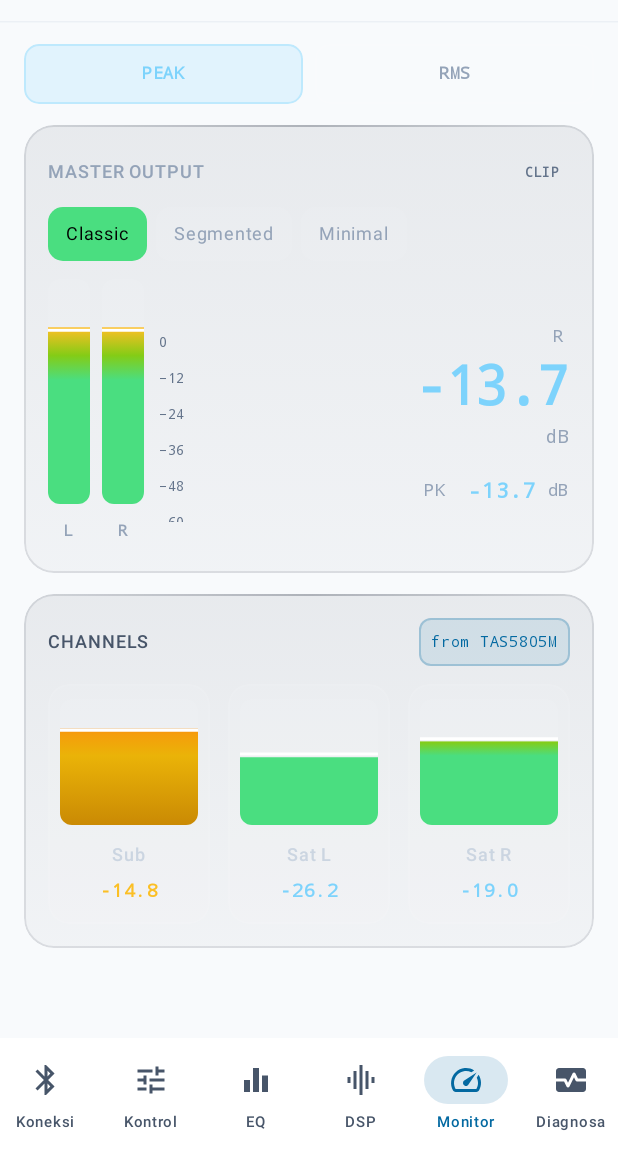
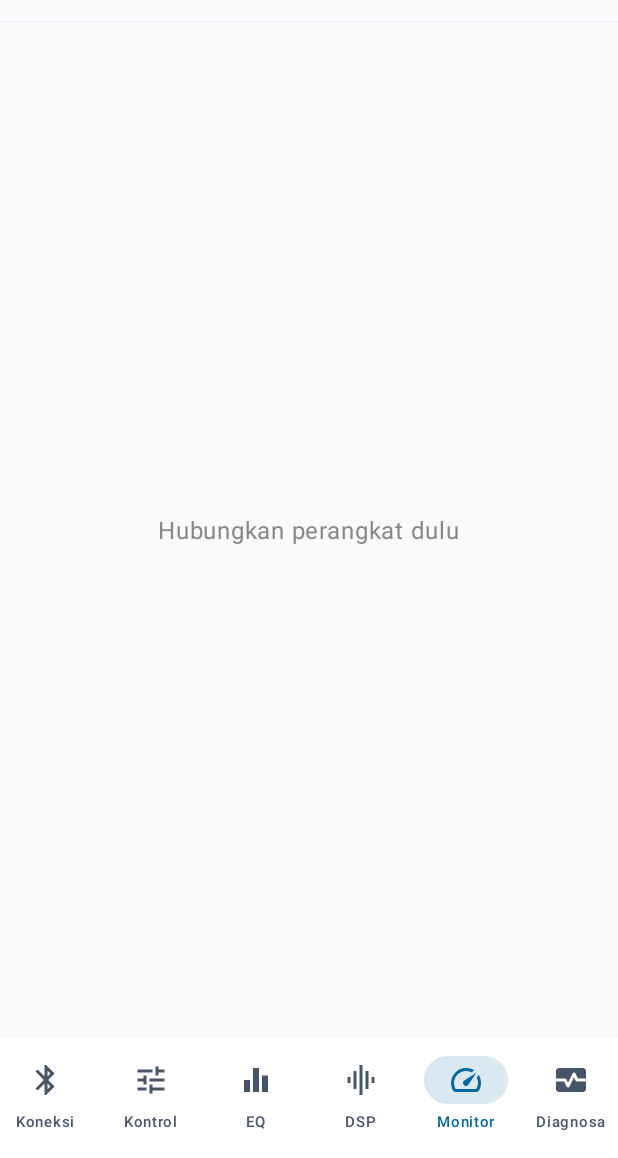
Before and after one commit to mikimathers51-web/BGAP-SPEAKER-ANDROID, an Android app built with Jetpack Compose: the screen it shows after launch (MainActivity), item 5 of the bottom bar chosen, on a phone screen of 412 x 824 dp, the part 78-1236 px from its top. Run offline under Robolectric (Android 15) with nearby library versions, the phone set to English and light mode, and no system bars.

Commit message:
Add files via upload

```diff
--- a/app/src/main/java/com/tas5805m/ctrl/ui/screens/DiagScreen.kt
+++ b/app/src/main/java/com/tas5805m/ctrl/ui/screens/DiagScreen.kt
@@ -299,7 +299,6 @@ fun DiagScreen(vm: AppViewModel, modifier: Modifier = Modifier) {
 
         item(key = "faults") { FaultCard(state) }
 
-        item(key = "ota") { OtaCard(spp, state.connected) }
         item(key = "history") { histCard() }
 
         item(key = "chip") { RawCard("Chip & konfigurasi", state, listOf("VER", "INFO", "CLIP", "MOD", "DAC", "DAC2", "EQP", "EQP2")) }
--- a/app/src/main/java/com/tas5805m/ctrl/ui/screens/MonitorScreen.kt
+++ b/app/src/main/java/com/tas5805m/ctrl/ui/screens/MonitorScreen.kt
@@ -24,17 +24,26 @@ import androidx.compose.ui.text.font.FontWeight
 import androidx.compose.ui.text.style.TextAlign
 import androidx.compose.ui.unit.dp
 import androidx.compose.ui.unit.sp
+import androidx.lifecycle.compose.collectAsStateWithLifecycle
 import com.tas5805m.ctrl.data.AppViewModel
+import com.tas5805m.ctrl.data.MeterChannel
+import com.tas5805m.ctrl.data.MeterSnapshot
+import com.tas5805m.ctrl.data.MonitorChannel
+import com.tas5805m.ctrl.data.MonitorLayout
 import com.tas5805m.ctrl.ui.components.CardTitle
 import com.tas5805m.ctrl.ui.components.GlassBadge
 import com.tas5805m.ctrl.ui.components.GlassCard
+import com.tas5805m.ctrl.ui.components.PollWhileStarted
 import com.tas5805m.ctrl.ui.theme.*
 import kotlinx.coroutines.delay
-import kotlin.math.sin
+
+/** Jeda antar poll: ±3×/dtk, sesuai asumsi [MeterChannel] (firmware `wlvl` aman ±6×/dtk). */
+private const val TICK_MS = 300L
 
 /**
- * Monitor screen — level meter real-time (PEAK / RMS).
- * Visual diselaraskan dengan prototipe HTML (glass card, badge, meter gradient, readout besar).
+ * Monitor — level meter dari data ASLI firmware: `lvl` (chip 1), `lvl2` (chip 2), `wlvl` (sub nirkabel).
+ * Pemetaan kanal per mode ada di [MonitorLayout]. Poll hanya jalan saat layar terlihat ([PollWhileStarted]).
+ * Mode "AVG" = rata-rata daya atas ±24 sampel terakhir (firmware hanya mengirim level cuplikan, bukan RMS gelombang).
  */
 @Composable
 fun MonitorScreen(
@@ -42,52 +51,59 @@ fun MonitorScreen(
     modifier: Modifier = Modifier
 ) {
     val scroll = rememberScrollState()
-    val meterCtx = androidx.compose.ui.platform.LocalContext.current
-    val meterPrefs = remember { meterCtx.getSharedPreferences("bgap_ui", android.content.Context.MODE_PRIVATE) }
-    LaunchedEffect(Unit) { meterStyle = meterPrefs.getInt("meter_style", 0).coerceIn(0, 2) }
+    val state by vm.state.collectAsStateWithLifecycle()
 
-    var masterL by remember { mutableStateOf(-60f) }
-    var masterR by remember { mutableStateOf(-60f) }
-    var masterLPeak by remember { mutableStateOf(-60f) }
-    var masterRPeak by remember { mutableStateOf(-60f) }
-    var subLvl by remember { mutableStateOf(-60f) }
-    var satLLvl by remember { mutableStateOf(-60f) }
-    var satRLvl by remember { mutableStateOf(-60f) }
-    var subPeak by remember { mutableStateOf(-60f) }
-    var satLPeak by remember { mutableStateOf(-60f) }
-    var satRPeak by remember { mutableStateOf(-60f) }
+    // Pilihan meter disimpan di DataStore (bertahan setelah app ditutup). Kunci `meterRms` = mode AVG.
+    val settings by vm.settings.collectAsStateWithLifecycle()
+    val isAvg = settings.meterRms
+    val meterStyle = settings.meterStyle
 
-    var isRms by remember { mutableStateOf(false) }
+    val meters = remember { mutableMapOf<String, MeterChannel>() }
+    var snaps by remember { mutableStateOf<Map<String, MeterSnapshot>>(emptyMap()) }
 
-    LaunchedEffect(Unit) {
-        val start = System.currentTimeMillis()
+    // Ganti mode = pemetaan kanal berubah → buang riwayat lama.
+    LaunchedEffect(state.mode) { meters.clear(); snaps = emptyMap() }
+
+    PollWhileStarted {
+        var n = 0
         while (true) {
-            val t = (System.currentTimeMillis() - start) / 1000f
-            val subT  = signal(t, -18f, 0f, 1.7f) + sin(t * 0.4f) * 3f
-            val satLT = signal(t, -22f, 1.1f, 2.1f)
-            val satRT = signal(t, -22f, 2.3f, 1.9f)
-            val mLT = maxOf(subT, satLT) + 1.5f
-            val mRT = maxOf(subT, satRT) + 1.5f
-
-            val att = if (isRms) 0.15f else 0.40f
-            val rel = if (isRms) 0.08f else 0.15f
-            val off = if (isRms) -3f else 0f
-
-            masterL = lerpMeter(masterL, mLT + off, att, rel)
-            masterR = lerpMeter(masterR, mRT + off, att, rel)
-            subLvl  = lerpMeter(subLvl,  subT + off, 0.30f, 0.12f)
-            satLLvl = lerpMeter(satLLvl, satLT + off, att, rel)
-            satRLvl = lerpMeter(satRLvl, satRT + off, att, rel)
-
-            masterLPeak = updatePeak(masterLPeak, masterL)
-            masterRPeak = updatePeak(masterRPeak, masterR)
-            subPeak     = updatePeak(subPeak, subLvl)
-            satLPeak    = updatePeak(satLPeak, satLLvl)
-            satRPeak    = updatePeak(satRPeak, satRLvl)
-
-            delay(33)
+            val st = vm.state.value
+            if (!st.connected) { delay(TICK_MS); continue }
+            if (st.hasLvl) vm.spp.requestLvl()
+            if (st.hasLvl2 && MonitorLayout.needsLvl2(st.mode)) vm.spp.requestLvl2()
+            if (st.isWireless && st.hasWlvl) {
+                // WLVL hanya mengisi peer yang sudah dikenal dari `status` (baris WSUBS) → status tiap ±1,5 dtk.
+                if (n % 5 == 0) vm.spp.requestStatus()
+                if (st.peerDetails.isNotEmpty()) vm.spp.requestWlvl()
+            }
+            delay(TICK_MS)   // beri waktu balasan tiba sebelum sampel diambil
+            val cur = vm.state.value
+            val now = System.currentTimeMillis()
+            val (a, b) = MonitorLayout.main(cur.mode)
+            for (ch in listOf(a, b) + MonitorLayout.extra(cur)) {
+                val v = MonitorLayout.read(cur, ch.id)
+                if (v == null) meters.remove(ch.id)          // n/a (slave offline / WLVL na)
+                else meters.getOrPut(ch.id) { MeterChannel() }.push(v, now)
+            }
+            snaps = meters.mapValues { it.value.snapshot() }
+            n++
         }
     }
+
+    if (!state.connected) {
+        Box(modifier.fillMaxSize(), contentAlignment = Alignment.Center) {
+            Text("Hubungkan perangkat dulu", color = Color.Gray)
+        }
+        return
+    }
+
+    val (chA, chB) = MonitorLayout.main(state.mode)
+    val extra = MonitorLayout.extra(state)
+    val sA = snaps[chA.id]; val sB = snaps[chB.id]
+    val lA = sA.levelDb(isAvg); val lB = sB.levelDb(isAvg)
+    val pA = sA.peakDb(); val pB = sB.peakDb()
+    val sesMax = maxOf(sA?.sessionMax ?: MeterChannel.FLOOR, sB?.sessionMax ?: MeterChannel.FLOOR) / 10f
+    val clip = maxOf(pA, pB) >= -1f
 
     Column(
         modifier = modifier
@@ -96,13 +112,13 @@ fun MonitorScreen(
             .padding(horizontal = 16.dp, vertical = 14.dp),
         verticalArrangement = Arrangement.spacedBy(14.dp)
     ) {
-        // Mode toggle PEAK / RMS (seperti HTML)
+        // Mode toggle PEAK / AVG
         Row(
             modifier = Modifier.fillMaxWidth(),
             horizontalArrangement = Arrangement.spacedBy(8.dp)
         ) {
-            listOf(false to "PEAK", true to "RMS").forEach { (rms, label) ->
-                val active = isRms == rms
+            listOf(false to "PEAK", true to "AVG").forEach { (avg, label) ->
+                val active = isAvg == avg
                 Text(
                     label,
                     color = if (active) AccentCyan else TextMuted,
@@ -119,13 +135,20 @@ fun MonitorScreen(
                             if (active) AccentCyan.copy(alpha = 0.35f) else Color.White.copy(alpha = 0.08f),
                             RoundedCornerShape(10.dp)
                         )
-                        .clickable { isRms = rms }
+                        .clickable { vm.setMeterRms(avg) }
                         .padding(vertical = 8.dp)
                 )
             }
         }
 
-        // ── Master Output ──────────────────────────────────
+        if (!state.hasLvl) {
+            Text(
+                "Firmware ini tidak melaporkan level meter (CAPS tanpa `lvl`).",
+                color = WarnAmber, fontSize = 12.sp
+            )
+        }
+
+        // ── Output (chip 1) ────────────────────────────────
         GlassCard {
             Row(
                 modifier = Modifier.fillMaxWidth(),
@@ -133,11 +156,10 @@ fun MonitorScreen(
                 verticalAlignment = Alignment.CenterVertically
             ) {
                 Text(
-                    "MASTER OUTPUT",
+                    "OUTPUT · ${state.modeName().uppercase()}",
                     color = TextMuted, fontSize = 12.sp,
                     fontWeight = FontWeight.SemiBold, letterSpacing = 0.6.sp
                 )
-                val clip = masterL > -1f || masterR > -1f
                 Text(
                     "CLIP",
                     color = if (clip) BadRed else TextDim,
@@ -159,7 +181,7 @@ fun MonitorScreen(
                         modifier = Modifier
                             .clip(RoundedCornerShape(10.dp))
                             .background(if (meterStyle == i) OkGreen else Color.White.copy(alpha = 0.06f))
-                            .clickable { meterStyle = i; meterPrefs.edit().putInt("meter_style", i).apply() }
+                            .clickable { vm.setMeterStyle(i) }
                             .padding(horizontal = 12.dp, vertical = 6.dp)
                     )
                 }
@@ -170,10 +192,10 @@ fun MonitorScreen(
                 verticalAlignment = Alignment.Bottom,
                 horizontalArrangement = Arrangement.spacedBy(10.dp)
             ) {
-                // L / R vertical meters
                 MeterPair(
-                    leftLevel = masterL, rightLevel = masterR,
-                    leftPeak = masterLPeak, rightPeak = masterRPeak
+                    a = chA, b = chB,
+                    levelA = lA, levelB = lB, peakA = pA, peakB = pB,
+                    style = meterStyle
                 )
                 // dB scale
                 Column(
@@ -184,100 +206,107 @@ fun MonitorScreen(
                         Text(it, color = TextDim, fontSize = 9.sp, fontFamily = FontFamily.Monospace)
                     }
                 }
-                // Big readout (mirip screenshot: angka besar di kanan)
+                // Readout besar: kanal yang lebih keras
                 Column(
                     modifier = Modifier.weight(1f).fillMaxHeight(),
                     verticalArrangement = Arrangement.Center,
                     horizontalAlignment = Alignment.End
                 ) {
-                    val peak = maxOf(masterLPeak, masterRPeak)
+                    val loud = if (lA >= lB) chA else chB
+                    val loudDb = maxOf(lA, lB)
                     Text(
-                        "R",
+                        loud.label,
                         color = TextMuted,
                         fontSize = 11.sp,
                         fontFamily = FontFamily.Monospace,
                         modifier = Modifier.padding(end = 4.dp)
                     )
                     Text(
-                        fmtDb(masterR),
-                        color = dbColor(masterR),
+                        fmtDb(loudDb),
+                        color = dbColor(loudDb),
                         fontSize = 36.sp,
                         fontWeight = FontWeight.Bold,
                         fontFamily = FontFamily.Monospace,
                         letterSpacing = (-1).sp
                     )
+                    Text("dB", color = TextMuted, fontSize = 12.sp, fontFamily = FontFamily.Monospace)
+                    Spacer(Modifier.height(12.dp))
+                    ReadoutRow("PK ", maxOf(pA, pB))
+                    ReadoutRow("SES", sesMax)
+                    Spacer(Modifier.height(8.dp))
                     Text(
-                        "dB",
-                        color = TextMuted,
-                        fontSize = 12.sp,
-                        fontFamily = FontFamily.Monospace
+                        "RESET PEAKS",
+                        color = AccentCyan, fontSize = 10.sp,
+                        fontFamily = FontFamily.Monospace, fontWeight = FontWeight.SemiBold,
+                        modifier = Modifier
+                            .clip(RoundedCornerShape(8.dp))
+                            .clickable {
+                                meters.values.forEach { it.resetPeaks() }
+                                snaps = meters.mapValues { it.value.snapshot() }
+                            }
+                            .padding(horizontal = 8.dp, vertical = 4.dp)
                     )
-                    Spacer(Modifier.height(12.dp))
-                    Row(verticalAlignment = Alignment.CenterVertically) {
-                        Text(
-                            "PK  ",
-                            color = TextMuted,
-                            fontSize = 11.sp,
-                            fontFamily = FontFamily.Monospace
-                        )
-                        Text(
-                            fmtDb(peak),
-                            color = dbColor(peak),
-                            fontSize = 14.sp,
-                            fontWeight = FontWeight.SemiBold,
-                            fontFamily = FontFamily.Monospace
-                        )
-                        Text(
-                            " dB",
-                            color = TextMuted,
-                            fontSize = 11.sp,
-                            fontFamily = FontFamily.Monospace
-                        )
-                    }
                 }
             }
         }
 
-        // ── Channels ───────────────────────────────────────
-        GlassCard {
-            CardTitle(
-                text = "Channels",
-                trailing = { GlassBadge("from TAS5805M") }
-            )
-            Row(
-                modifier = Modifier.fillMaxWidth().height(160.dp),
-                horizontalArrangement = Arrangement.spacedBy(12.dp)
-            ) {
-                ChannelColumn("Sub",   subLvl,  subPeak,  Modifier.weight(1f), isSub = true)
-                ChannelColumn("Sat L", satLLvl, satLPeak, Modifier.weight(1f))
-                ChannelColumn("Sat R", satRLvl, satRPeak, Modifier.weight(1f))
+        // ── Channels (chip 2 / sub nirkabel) ───────────────
+        if (extra.isNotEmpty() || state.isWireless) {
+            GlassCard {
+                CardTitle(
+                    text = "Channels",
+                    trailing = { GlassBadge(if (state.isWireless) "wireless sub" else "chip 2") }
+                )
+                if (extra.isEmpty()) {
+                    Text("Menunggu data sub nirkabel…", color = TextMuted, fontSize = 12.sp)
+                } else {
+                    Row(
+                        modifier = Modifier.fillMaxWidth().height(160.dp),
+                        horizontalArrangement = Arrangement.spacedBy(12.dp)
+                    ) {
+                        extra.forEach { ch ->
+                            val sn = snaps[ch.id]
+                            ChannelColumn(
+                                ch.label, sn.levelDb(isAvg), sn.peakDb(),
+                                Modifier.weight(1f), meterStyle,
+                                isSub = ch.isSub, na = sn == null
+                            )
+                        }
+                    }
+                }
             }
         }
     }
 }
 
-/** Gaya level meter (0 Classic, 1 Segmented, 2 Minimal) — meniru pilihan di versi HTML. */
-private var meterStyle by mutableIntStateOf(0)
+@Composable
+private fun MeterPair(
+    a: MonitorChannel, b: MonitorChannel,
+    levelA: Float, levelB: Float, peakA: Float, peakB: Float, style: Int
+) {
+    Row(horizontalArrangement = Arrangement.spacedBy(8.dp)) {
+        listOf(Triple(a, levelA, peakA), Triple(b, levelB, peakB)).forEach { (ch, lv, pk) ->
+            Column(horizontalAlignment = Alignment.CenterHorizontally) {
+                VerticalMeter(lv, pk, Modifier.width(28.dp).height(150.dp), style, isSub = ch.isSub)
+                Spacer(Modifier.height(6.dp))
+                Text(
+                    ch.label, color = TextMuted, fontSize = 9.sp,
+                    fontFamily = FontFamily.Monospace, fontWeight = FontWeight.SemiBold
+                )
+            }
+        }
+    }
+}
 
 @Composable
-private fun MeterPair(leftLevel: Float, rightLevel: Float, leftPeak: Float, rightPeak: Float) {
-    Row(horizontalArrangement = Arrangement.spacedBy(8.dp)) {
-        Column(horizontalAlignment = Alignment.CenterHorizontally) {
-            VerticalMeter(leftLevel, leftPeak, Modifier.width(28.dp).height(150.dp))
-            Spacer(Modifier.height(6.dp))
-            Text(
-                "L", color = TextMuted, fontSize = 10.sp,
-                fontFamily = FontFamily.Monospace, fontWeight = FontWeight.SemiBold
-            )
-        }
-        Column(horizontalAlignment = Alignment.CenterHorizontally) {
-            VerticalMeter(rightLevel, rightPeak, Modifier.width(28.dp).height(150.dp))
-            Spacer(Modifier.height(6.dp))
-            Text(
-                "R", color = TextMuted, fontSize = 10.sp,
-                fontFamily = FontFamily.Monospace, fontWeight = FontWeight.SemiBold
-            )
-        }
+private fun ReadoutRow(label: String, db: Float) {
+    Row(verticalAlignment = Alignment.CenterVertically) {
+        Text("$label ", color = TextMuted, fontSize = 11.sp, fontFamily = FontFamily.Monospace)
+        Text(
+            fmtDb(db), color = dbColor(db), fontSize = 14.sp,
+            fontWeight = FontWeight.SemiBold, fontFamily = FontFamily.Monospace
+        )
+        Text(" dB", color = TextMuted, fontSize = 11.sp, fontFamily = FontFamily.Monospace)
     }
 }
 
@@ -286,6 +315,7 @@ private fun VerticalMeter(
     level: Float,
     peak: Float,
     modifier: Modifier,
+    meterStyle: Int,
     isSub: Boolean = false
 ) {
     val animated by animateFloatAsState(
@@ -360,7 +390,9 @@ private fun ChannelColumn(
     level: Float,
     peak: Float,
     modifier: Modifier,
-    isSub: Boolean = false
+    meterStyle: Int,
+    isSub: Boolean = false,
+    na: Boolean = false
 ) {
     Column(
         modifier = modifier
@@ -370,12 +402,12 @@ private fun ChannelColumn(
             .padding(horizontal = 8.dp, vertical = 10.dp),
         horizontalAlignment = Alignment.CenterHorizontally
     ) {
-        VerticalMeter(level, peak, Modifier.fillMaxWidth().weight(1f), isSub = isSub)
+        VerticalMeter(level, peak, Modifier.fillMaxWidth().weight(1f), meterStyle, isSub = isSub)
         Spacer(Modifier.height(8.dp))
         Text(name, color = TextSecondary, fontSize = 12.sp, fontWeight = FontWeight.SemiBold)
         Text(
-            fmtDb(level),
-            color = if (isSub) AccentAmber else dbColor(level),
+            if (na) "n/a" else fmtDb(level),
+            color = if (na) TextDim else if (isSub) AccentAmber else dbColor(level),
             fontSize = 12.sp,
             fontFamily = FontFamily.Monospace,
             fontWeight = FontWeight.SemiBold
@@ -386,20 +418,11 @@ private fun ChannelColumn(
 // ========================================================
 // Helpers
 // ========================================================
-private fun signal(t: Float, base: Float, offset: Float, speed: Float): Float =
-    base +
-    sin(t * speed + offset) * 6f +
-    sin(t * speed * 2.31f + offset * 1.7f) * 3.5f +
-    sin(t * speed * 5.13f + offset * 2.9f) * 1.8f +
-    sin(t * speed * 9.7f + offset * 4.1f) * 0.9f
+/** deci-dB → dB untuk tampilan (null = belum ada data → lantai). */
+private fun MeterSnapshot?.levelDb(avg: Boolean): Float =
+    (if (this == null) MeterChannel.FLOOR else if (avg) this.avg else this.now) / 10f
 
-private fun lerpMeter(current: Float, target: Float, attack: Float, release: Float): Float {
-    val t = target.coerceIn(-60f, 0f)
-    return (current + (t - current) * (if (t > current) attack else release)).coerceIn(-60f, 0f)
-}
-
-private fun updatePeak(peak: Float, level: Float): Float =
-    if (level > peak) level else (peak - 0.35f).coerceAtLeast(-60f).coerceAtLeast(level)
+private fun MeterSnapshot?.peakDb(): Float = (this?.peakHold ?: MeterChannel.FLOOR) / 10f
 
 private fun fmtDb(db: Float): String = when {
     db <= -59.5f -> "−∞"
```
Also changed, not shown: app/src/main/java/com/tas5805m/ctrl/ui/screens/EqScreen.kt (+31 -15 lines), app/src/main/java/com/tas5805m/ctrl/ui/screens/WsubScreen.kt (+14 -36 lines).
